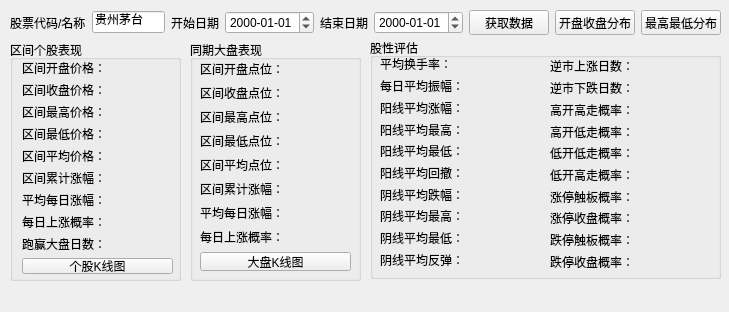
The window that QtDesign/StockAnalyzer.ui (victor647/QuantumStockTrade) describes before a commit, drawn with Qt 5.
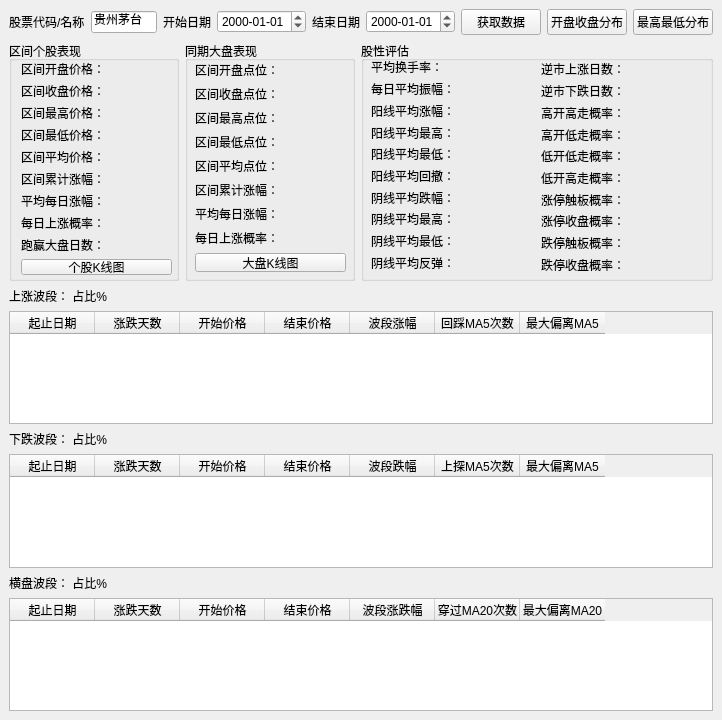
The same window after the commit.

Commit message: 波段分析功能demo

Diff of the .ui file:
```diff
--- a/QtDesign/StockAnalyzer.ui
+++ b/QtDesign/StockAnalyzer.ui
@@ -6,22 +6,172 @@
    <rect>
     <x>0</x>
     <y>0</y>
-    <width>729</width>
-    <height>312</height>
+    <width>722</width>
+    <height>720</height>
    </rect>
   </property>
   <property name="windowTitle">
    <string>个股股性分析</string>
   </property>
   <widget class="QWidget" name="centralwidget">
+   <layout class="QVBoxLayout" name="verticalLayout_3">
+    <item>
+     <layout class="QHBoxLayout" name="horizontalLayout">
+      <item>
+       <widget class="QLabel" name="lblStockNumber">
+        <property name="maximumSize">
+         <size>
+          <width>100</width>
+          <height>16777215</height>
+         </size>
+        </property>
+        <property name="font">
+         <font>
+          <family>Helvetica</family>
+          <pointsize>9</pointsize>
+         </font>
+        </property>
+        <property name="text">
+         <string>股票代码/名称</string>
+        </property>
+       </widget>
+      </item>
+      <item>
+       <widget class="QLineEdit" name="iptStockNumber">
+        <property name="maximumSize">
+         <size>
+          <width>80</width>
+          <height>16777215</height>
+         </size>
+        </property>
+        <property name="font">
+         <font>
+          <family>Helvetica</family>
+          <pointsize>9</pointsize>
+         </font>
+        </property>
+        <property name="text">
+         <string>贵州茅台</string>
+        </property>
+        <property name="maxLength">
+         <number>6</number>
+        </property>
+       </widget>
+      </item>
+      <item>
+       <widget class="QLabel" name="lblStartDate">
+        <property name="maximumSize">
+         <size>
+          <width>100</width>
+          <height>16777215</height>
+         </size>
+        </property>
+        <property name="font">
+         <font>
+          <family>Helvetica</family>
+          <pointsize>9</pointsize>
+         </font>
+        </property>
+        <property name="text">
+         <string>开始日期</string>
+        </property>
+       </widget>
+      </item>
+      <item>
+       <widget class="QDateEdit" name="dteStartDate">
+        <property name="font">
+         <font>
+          <family>Helvetica</family>
+          <pointsize>9</pointsize>
+         </font>
+        </property>
+        <property name="displayFormat">
+         <string>yyyy-MM-dd</string>
+        </property>
+       </widget>
+      </item>
+      <item>
+       <widget class="QLabel" name="lblEndDate">
+        <property name="maximumSize">
+         <size>
+          <width>100</width>
+          <height>16777215</height>
+         </size>
+        </property>
+        <property name="font">
+         <font>
+          <family>Helvetica</family>
+          <pointsize>9</pointsize>
+         </font>
+        </property>
+        <property name="text">
+         <string>结束日期</string>
+        </property>
+       </widget>
+      </item>
+      <item>
+       <widget class="QDateEdit" name="dteEndDate">
+        <property name="font">
+         <font>
+          <family>Helvetica</family>
+          <pointsize>9</pointsize>
+         </font>
+        </property>
+        <property name="displayFormat">
+         <string>yyyy-MM-dd</string>
+        </property>
+       </widget>
+      </item>
+      <item>
+       <widget class="QPushButton" name="btnGetData">
+        <property name="font">
+         <font>
+          <family>Helvetica</family>
+          <pointsize>9</pointsize>
+         </font>
+        </property>
+        <property name="text">
+         <string>获取数据</string>
+        </property>
+       </widget>
+      </item>
+      <item>
+       <widget class="QPushButton" name="btnPlotOpenCloseDistribution">
+        <property name="font">
+         <font>
+          <family>Helvetica</family>
+          <pointsize>9</pointsize>
+         </font>
+        </property>
+        <property name="text">
+         <string>开盘收盘分布</string>
+        </property>
+       </widget>
+      </item>
+      <item>
+       <widget class="QPushButton" name="btnPlotHighLowDistribution">
+        <property name="font">
+         <font>
+          <family>Helvetica</family>
+          <pointsize>9</pointsize>
+         </font>
+        </property>
+        <property name="text">
+         <string>最高最低分布</string>
+        </property>
+       </widget>
+      </item>
+     </layout>
+    </item>
+    <item>
+     <layout class="QHBoxLayout" name="horizontalLayout_2">
+      <item>
    <widget class="QGroupBox" name="grpStockPerformance">
-    <property name="geometry">
-     <rect>
-      <x>10</x>
-      <y>40</y>
-      <width>171</width>
-      <height>241</height>
-     </rect>
+        <property name="maximumSize">
+         <size>
+          <width>170</width>
+          <height>16777215</height>
+         </size>
     </property>
     <property name="font">
      <font>
@@ -169,14 +319,14 @@
      </layout>
     </widget>
    </widget>
+      </item>
+      <item>
    <widget class="QGroupBox" name="grpMarketPerformance">
-    <property name="geometry">
-     <rect>
-      <x>190</x>
-      <y>40</y>
-      <width>171</width>
-      <height>241</height>
-     </rect>
+        <property name="maximumSize">
+         <size>
+          <width>170</width>
+          <height>16777215</height>
+         </size>
     </property>
     <property name="font">
      <font>
@@ -317,14 +467,14 @@
      </layout>
     </widget>
    </widget>
+      </item>
+      <item>
    <widget class="QGroupBox" name="groupBox">
-    <property name="geometry">
-     <rect>
-      <x>370</x>
-      <y>38</y>
-      <width>351</width>
-      <height>241</height>
-     </rect>
+        <property name="minimumSize">
+         <size>
+          <width>0</width>
+          <height>240</height>
+         </size>
     </property>
     <property name="font">
      <font>
@@ -626,24 +776,11 @@
      </layout>
     </widget>
    </widget>
-   <widget class="QWidget" name="layoutWidget">
-    <property name="geometry">
-     <rect>
-      <x>10</x>
-      <y>10</y>
-      <width>711</width>
-      <height>25</height>
-     </rect>
-    </property>
-    <layout class="QHBoxLayout" name="horizontalLayout">
+      </item>
+     </layout>
+    </item>
      <item>
-      <widget class="QLabel" name="lblStockNumber">
-       <property name="maximumSize">
-        <size>
-         <width>100</width>
-         <height>16777215</height>
-        </size>
-       </property>
+     <widget class="QLabel" name="lblUpTrendInfo">
        <property name="font">
         <font>
          <family>Helvetica</family>
@@ -651,111 +788,109 @@
         </font>
        </property>
        <property name="text">
-        <string>股票代码/名称</string>
+       <string>上涨波段： 占比%</string>
        </property>
       </widget>
      </item>
      <item>
-      <widget class="QLineEdit" name="iptStockNumber">
-       <property name="maximumSize">
-        <size>
-         <width>80</width>
-         <height>16777215</height>
-        </size>
+     <widget class="QTableWidget" name="tblUpTrendHistory">
+      <attribute name="horizontalHeaderDefaultSectionSize">
+       <number>85</number>
+      </attribute>
+      <column>
+       <property name="text">
+        <string>起止日期</string>
        </property>
-       <property name="font">
-        <font>
-         <family>Helvetica</family>
-         <pointsize>9</pointsize>
-        </font>
+      </column>
+      <column>
+       <property name="text">
+        <string>涨跌天数</string>
        </property>
+      </column>
+      <column>
        <property name="text">
-        <string>贵州茅台</string>
+        <string>开始价格</string>
        </property>
-       <property name="maxLength">
-        <number>6</number>
+      </column>
+      <column>
+       <property name="text">
+        <string>结束价格</string>
        </property>
-      </widget>
-     </item>
-     <item>
-      <widget class="QLabel" name="lblStartDate">
-       <property name="maximumSize">
-        <size>
-         <width>100</width>
-         <height>16777215</height>
-        </size>
+      </column>
+      <column>
+       <property name="text">
+        <string>波段涨幅</string>
        </property>
-       <property name="font">
-        <font>
-         <family>Helvetica</family>
-         <pointsize>9</pointsize>
-        </font>
+      </column>
+      <column>
+       <property name="text">
+        <string>回踩MA5次数</string>
        </property>
+      </column>
+      <column>
        <property name="text">
-        <string>开始日期</string>
+        <string>最大偏离MA5</string>
        </property>
+      </column>
       </widget>
      </item>
      <item>
-      <widget class="QDateEdit" name="dteStartDate">
+     <widget class="QLabel" name="lblDownTrendInfo">
        <property name="font">
         <font>
          <family>Helvetica</family>
          <pointsize>9</pointsize>
         </font>
        </property>
-       <property name="displayFormat">
-        <string>yyyy-MM-dd</string>
+      <property name="text">
+       <string>下跌波段： 占比%</string>
        </property>
       </widget>
      </item>
      <item>
-      <widget class="QLabel" name="lblEndDate">
-       <property name="maximumSize">
-        <size>
-         <width>100</width>
-         <height>16777215</height>
-        </size>
+     <widget class="QTableWidget" name="tblDownTrendHistory">
+      <attribute name="horizontalHeaderDefaultSectionSize">
+       <number>85</number>
+      </attribute>
+      <column>
+       <property name="text">
+        <string>起止日期</string>
        </property>
-       <property name="font">
-        <font>
-         <family>Helvetica</family>
-         <pointsize>9</pointsize>
-        </font>
+      </column>
+      <column>
+       <property name="text">
+        <string>涨跌天数</string>
        </property>
+      </column>
+      <column>
        <property name="text">
-        <string>结束日期</string>
+        <string>开始价格</string>
        </property>
-      </widget>
-     </item>
-     <item>
-      <widget class="QDateEdit" name="dteEndDate">
-       <property name="font">
-        <font>
-         <family>Helvetica</family>
-         <pointsize>9</pointsize>
-        </font>
+      </column>
+      <column>
+       <property name="text">
+        <string>结束价格</string>
        </property>
-       <property name="displayFormat">
-        <string>yyyy-MM-dd</string>
+      </column>
+      <column>
+       <property name="text">
+        <string>波段跌幅</string>
        </property>
-      </widget>
-     </item>
-     <item>
-      <widget class="QPushButton" name="btnGetData">
-       <property name="font">
-        <font>
-         <family>Helvetica</family>
-         <pointsize>9</pointsize>
-        </font>
+      </column>
+      <column>
+       <property name="text">
+        <string>上探MA5次数</string>
        </property>
+      </column>
+      <column>
        <property name="text">
-        <string>获取数据</string>
+        <string>最大偏离MA5</string>
        </property>
+      </column>
       </widget>
      </item>
      <item>
-      <widget class="QPushButton" name="btnPlotOpenCloseDistribution">
+     <widget class="QLabel" name="lblFlatTrendInfo">
        <property name="font">
         <font>
          <family>Helvetica</family>
@@ -763,25 +898,53 @@
         </font>
        </property>
        <property name="text">
-        <string>开盘收盘分布</string>
+       <string>横盘波段： 占比%</string>
        </property>
       </widget>
      </item>
      <item>
-      <widget class="QPushButton" name="btnPlotHighLowDistribution">
-       <property name="font">
-        <font>
-         <family>Helvetica</family>
-         <pointsize>9</pointsize>
-        </font>
+     <widget class="QTableWidget" name="tblFlatTrendHistory">
+      <attribute name="horizontalHeaderDefaultSectionSize">
+       <number>85</number>
+      </attribute>
+      <column>
+       <property name="text">
+        <string>起止日期</string>
        </property>
+      </column>
+      <column>
        <property name="text">
-        <string>最高最低分布</string>
+        <string>涨跌天数</string>
        </property>
+      </column>
+      <column>
+       <property name="text">
+        <string>开始价格</string>
+       </property>
+      </column>
+      <column>
+       <property name="text">
+        <string>结束价格</string>
+       </property>
+      </column>
+      <column>
+       <property name="text">
+        <string>波段涨跌幅</string>
+       </property>
+      </column>
+      <column>
+       <property name="text">
+        <string>穿过MA20次数</string>
+       </property>
+      </column>
+      <column>
+       <property name="text">
+        <string>最大偏离MA20</string>
+       </property>
+      </column>
       </widget>
      </item>
     </layout>
-   </widget>
   </widget>
   <widget class="QMenuBar" name="menubar">
    <property name="geometry">
```
Left out of the diff: 87 changed lines with no effect on the pictures. Lines whose indentation alone changed are shown as unchanged. The commit also changes 3 other files.
